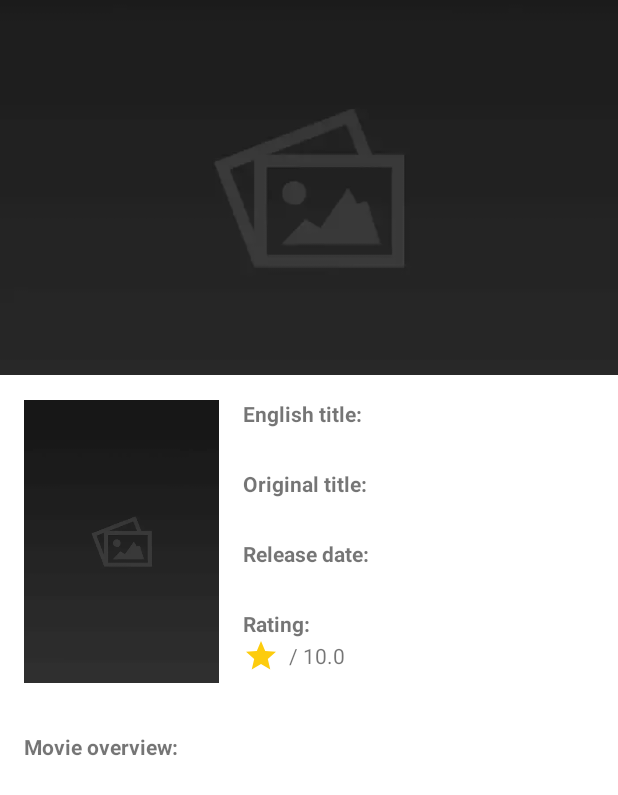
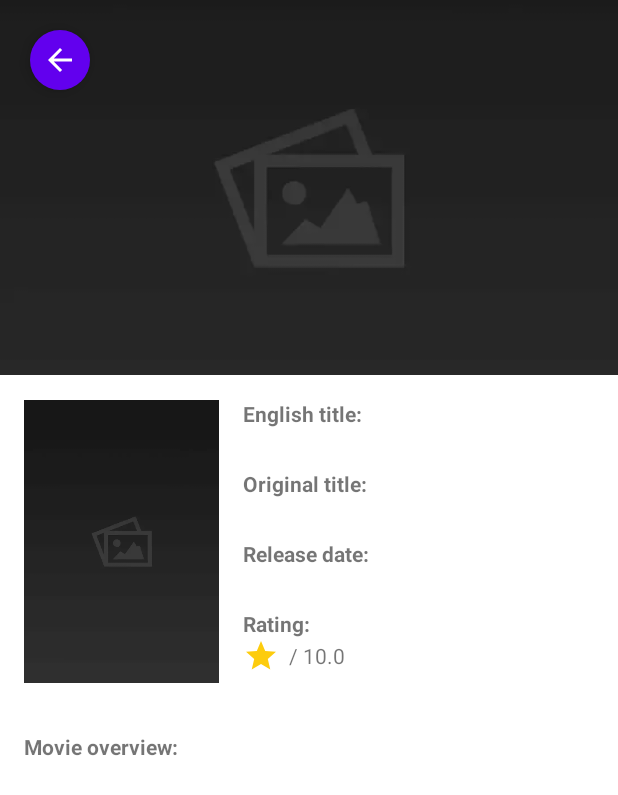
Before and after one commit to Pederzini/Movies2Look4, an Android app: the MovieDetailActivity screen opened directly, with no data from a screen before it, on a phone screen of 412 x 824 dp. Shown: the top 795 px of the screen. Run offline under Robolectric (Android 15) with nearby library versions, the phone set to English and light mode, and no system bars; network calls fail; pictures from the network do not load.

Commit message:
Adiciona FAB à tela de detalhes do filme

```diff
--- a/app/src/main/java/com/example/movies2look4/ui/MovieDetailActivity.kt
+++ b/app/src/main/java/com/example/movies2look4/ui/MovieDetailActivity.kt
@@ -16,6 +16,10 @@ class MovieDetailActivity : AppCompatActivity() {
 
         supportActionBar?.hide()
         fillMovieInfo()
+
+        fab.setOnClickListener {
+            onBackPressed()
+        }
 
     }
 
--- /dev/null
+++ b/app/src/main/res/drawable/ic_arrow.xml
@@ -0,0 +1,5 @@
+<vector android:autoMirrored="true" android:height="24dp"
+    android:tint="#FFFFFF" android:viewportHeight="24"
+    android:viewportWidth="24" android:width="24dp" xmlns:android="http://schemas.android.com/apk/res/android">
+    <path android:fillColor="@android:color/white" android:pathData="M20,11H7.83l5.59,-5.59L12,4l-8,8 8,8 1.41,-1.41L7.83,13H20v-2z"/>
+</vector>
--- a/app/src/main/res/layout/activity_movie_detail.xml
+++ b/app/src/main/res/layout/activity_movie_detail.xml
@@ -144,4 +144,18 @@
         app:layout_constraintTop_toBottomOf="@id/movie_overview"
         tools:text="A young girl, Chihiro, becomes trapped in a strange new world of spirits. When her parents undergo a mysterious transformation, she must call upon the courage she never knew she had to free her family." />
 
+    <com.google.android.material.floatingactionbutton.FloatingActionButton
+        android:id="@+id/fab"
+        android:layout_width="wrap_content"
+        android:layout_height="wrap_content"
+        android:layout_gravity="end|bottom"
+        android:layout_margin="16dp"
+        android:backgroundTint="@color/purple_500"
+        android:src="@drawable/ic_arrow"
+        app:borderWidth="0dp"
+        app:fabSize="mini"
+        app:layout_constraintStart_toStartOf="parent"
+        app:layout_constraintTop_toTopOf="parent"
+        app:tint="@color/white" />
+
 </androidx.constraintlayout.widget.ConstraintLayout>
--- a/app/src/main/res/values/colors.xml
+++ b/app/src/main/res/values/colors.xml
@@ -7,5 +7,6 @@
     <color name="teal_700">#FF018786</color>
     <color name="black">#FF000000</color>
     <color name="white">#FFFFFFFF</color>
+    <color name="transparent_white">#80FFFFFF</color>
     <color name="gray">#434343</color>
 </resources>
```
